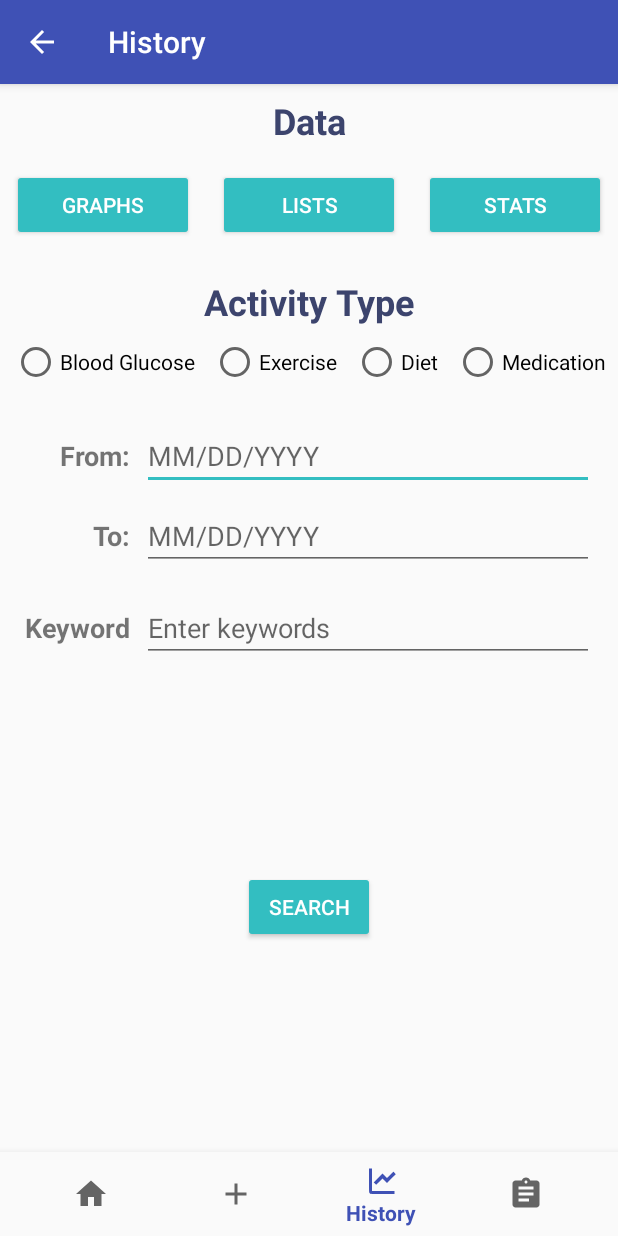
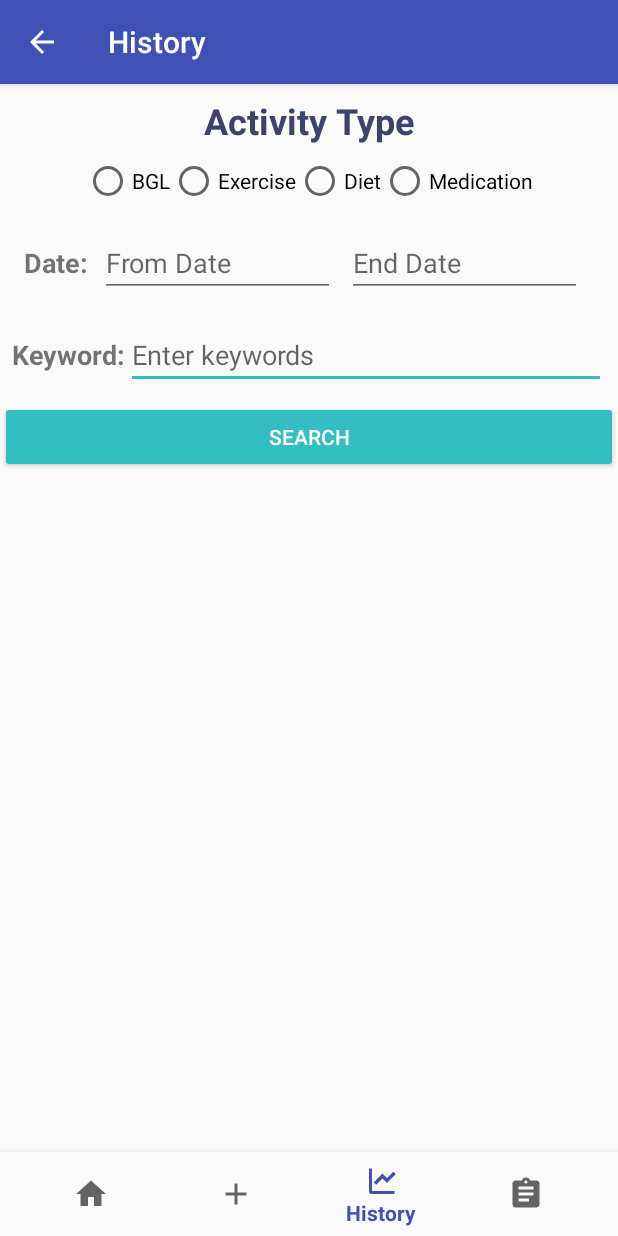
Before and after one commit to NJJeske/CS668AndroidDiabetesApp, an Android app: the History screen opened directly, with no data from a screen before it, on a phone screen of 412 x 824 dp. Run offline under Robolectric (Android 15) with nearby library versions, the phone set to English and light mode, and no system bars.

Commit message:
Updated History activity with Date picker & started results

```diff
--- a/app/src/main/java/com/example/njjeske/cs668androiddiabetesapp/History.java
+++ b/app/src/main/java/com/example/njjeske/cs668androiddiabetesapp/History.java
@@ -1,5 +1,7 @@
 package com.example.njjeske.cs668androiddiabetesapp;
 
+import android.app.AlertDialog;
+import android.app.DatePickerDialog;
 import android.content.Intent;
 import android.os.Bundle;
 import android.support.annotation.NonNull;
@@ -10,31 +12,31 @@ import android.view.Menu;
 import android.view.MenuItem;
 import android.view.View;
 import android.widget.Button;
+import android.widget.DatePicker;
 import android.widget.EditText;
 import android.widget.RadioButton;
 import android.widget.Toast;
+
+import java.util.Calendar;
 
 public class History extends AppCompatActivity {
     private Button searchButton, graphs, lists, stats;
     private EditText fromDate, toDate, keywords;
     private RadioButton radio_bgl, radio_exercise, radio_diet, radio_medication;
-    private int[] buttonSelected, radioSelected;
+    DatabaseHelper db;
+    private int mYear, mMonth, mDay, mHour, mMinute;
+    Calendar c;
 
     @Override
     protected void onCreate(Bundle savedInstanceState) {
         super.onCreate(savedInstanceState);
         setContentView(R.layout.activity_history);
 
+        db = new DatabaseHelper(this);
+
         // connect buttons to XML & onClick listeners
         searchButton = (Button) findViewById(R.id.Data_search);
         searchButton.setOnClickListener(dataOnClickListener);
-
-        graphs = (Button) findViewById(R.id.Data_btn_graphs);
-        lists = (Button) findViewById(R.id.Data_btn_lists);
-        stats = (Button) findViewById(R.id.Data_btn_stats);
-        graphs.setOnClickListener(dataOnClickListener);
-        lists.setOnClickListener(dataOnClickListener);
-        stats.setOnClickListener(dataOnClickListener);
 
         // connect editText to XML
         fromDate = (EditText) findViewById(R.id.Data_editText_fromDate);
@@ -47,10 +49,6 @@ public class History extends AppCompatActivity {
         radio_diet = (RadioButton) findViewById(R.id.Data_Radio_diet);
         radio_medication = (RadioButton) findViewById(R.id.Data_Radio_medication);
 
-        // simple selected array
-        buttonSelected = new int[3];
-        radioSelected = new int[4];
-
         BottomNavigationView navigation = (BottomNavigationView) findViewById(R.id.navigation);
         navigation.setOnNavigationItemSelectedListener(mOnNavigationItemSelectedListener);
 
@@ -58,6 +56,47 @@ public class History extends AppCompatActivity {
         Menu menu = navigation.getMenu();
         MenuItem menuItem = menu.getItem(2); //index of history
         menuItem.setChecked(true);
+
+        c = Calendar.getInstance();
+        mYear = c.get(Calendar.YEAR);
+        mMonth = c.get(Calendar.MONTH);
+        mDay = c.get(Calendar.DAY_OF_MONTH);
+        mHour = c.get(Calendar.HOUR_OF_DAY);
+        mMinute = c.get(Calendar.MINUTE);
+
+        fromDate.setOnClickListener(new View.OnClickListener() {
+            @Override
+            public void onClick(View v) {
+                DatePickerDialog.OnDateSetListener listener = new DatePickerDialog.OnDateSetListener() {
+
+                    @Override
+                    public void onDateSet(DatePicker view, int year, int monthOfYear, int dayOfMonth) {
+                        fromDate.setText(monthOfYear + 1 + "/" + dayOfMonth + "/" + year);
+
+                    }
+                };
+
+                DatePickerDialog dpDialog = new DatePickerDialog(History.this, AlertDialog.THEME_DEVICE_DEFAULT_LIGHT, listener, mYear, mMonth, mDay);
+                dpDialog.show();
+            }
+        });
+
+        toDate.setOnClickListener(new View.OnClickListener() {
+            @Override
+            public void onClick(View v) {
+                DatePickerDialog.OnDateSetListener listener = new DatePickerDialog.OnDateSetListener() {
+
+                    @Override
+                    public void onDateSet(DatePicker view, int year, int monthOfYear, int dayOfMonth) {
+                        toDate.setText(monthOfYear + 1 + "/" + dayOfMonth + "/" + year);
+
+                    }
+                };
+
+                DatePickerDialog dpDialog = new DatePickerDialog(History.this, AlertDialog.THEME_DEVICE_DEFAULT_LIGHT, listener, mYear, mMonth, mDay);
+                dpDialog.show();
+            }
+        });
     }
 
     private View.OnClickListener dataOnClickListener = new View.OnClickListener() {
@@ -65,8 +104,6 @@ public class History extends AppCompatActivity {
         public void onClick(View v) {
             if (v.getId() == R.id.Data_search) {
                 search(v);
-            } else if (v.getId() == R.id.Data_btn_graphs || v.getId() == R.id.Data_btn_lists || v.getId() == R.id.Data_btn_stats) {
-                buttonSelect(v);
             } else {
                 radioSelect(v);
             }
@@ -79,40 +116,19 @@ public class History extends AppCompatActivity {
         // TODO unselect other radio buttons
     }
 
-    private void buttonSelect(View v) {
-        Log.d("Button", "Button clicked!");
-        // TODO change in private selection array
-        // TODO change color of button & return rest to normal
-    }
-
     // submit into database
     private void search(View v) {
-        Log.d("Button", "History clicked");
-        // checkData to make sure valid info passed
-        if (checkData()) {
-            String submitString;
-            submitString = String.format("%s, %s, %s", fromDate.getText().toString(), toDate.getText().toString(), keywords.getText().toString());
+        Log.d("HISTORY", "History clicked");
+        String submitString;
+        submitString = String.format("%s, %s, %s", fromDate.getText().toString(), toDate.getText().toString(), keywords.getText().toString());
+        Log.d("HISTORY", "Submit string: " + submitString);
 
-            // TODO add search in database in DatabaseHelper
+        // TODO add search in database in DatabaseHelper
 //        DatabaseHelper.search(submitString);
 
-            // start new Results activity from query
-            Intent i;
-            i = new Intent(this, Results.class);
-            startActivity(i);
-        }
-    }
+        // start new Results activity from query
+        Toast.makeText(this, "SEARCHING...", Toast.LENGTH_SHORT).show();
 
-    // check dates in proper MM/DD/YYYY format
-    private boolean checkData() {
-        if (!fromDate.getText().toString().matches("([0-9]{2})/([0-9]{2})/([0-9]{4})")) {
-            Toast.makeText(getApplicationContext(), "Incorrect date format for FROM DATE", Toast.LENGTH_SHORT).show();
-            return false;
-        } else if (!toDate.getText().toString().matches("([0-9]{2})/([0-9]{2})/([0-9]{4})")) {
-            Toast.makeText(getApplicationContext(), "Incorrect date format for TO DATE", Toast.LENGTH_SHORT).show();
-            return false;
-        }
-        return true;
     }
 
     // Bottom Navigation actions
--- a/app/src/main/res/layout/activity_history.xml
+++ b/app/src/main/res/layout/activity_history.xml
@@ -5,214 +5,158 @@
     android:layout_width="match_parent"
     android:layout_height="match_parent">
 
-    <Button
-        android:id="@+id/Data.btn.graphs"
-        style="@style/Widget.AppCompat.Button.Colored"
-        android:layout_width="0dp"
+    <LinearLayout
+        android:id="@+id/linearLayoutWrapper"
+        android:layout_width="match_parent"
         android:layout_height="wrap_content"
-        android:layout_marginEnd="8dp"
-        android:layout_marginStart="8dp"
-        android:text="@string/btn_graph"
-        app:layout_constraintBaseline_toBaselineOf="@+id/Data.btn.lists"
-        app:layout_constraintEnd_toStartOf="@+id/Data.btn.lists"
-        app:layout_constraintHorizontal_bias="0.181"
-        app:layout_constraintStart_toStartOf="parent" />
-
-    <Button
-        android:id="@+id/Data.btn.lists"
-        style="@style/Widget.AppCompat.Button.Colored"
-        android:layout_width="0dp"
-        android:layout_height="wrap_content"
-        android:layout_marginEnd="8dp"
-        android:layout_marginStart="8dp"
-        android:layout_marginTop="16dp"
-        android:text="@string/btn_lists"
-        app:layout_constraintEnd_toStartOf="@+id/Data.btn.stats"
-        app:layout_constraintStart_toEndOf="@+id/Data.btn.graphs"
-        app:layout_constraintTop_toBottomOf="@+id/txtView_dataTitle" />
-
-    <Button
-        android:id="@+id/Data.btn.stats"
-        style="@style/Widget.AppCompat.Button.Colored"
-        android:layout_width="0dp"
-        android:layout_height="wrap_content"
-        android:layout_marginEnd="8dp"
-        android:layout_marginStart="8dp"
-        android:text="@string/btn_stats"
-        app:layout_constraintBaseline_toBaselineOf="@+id/Data.btn.lists"
+        android:gravity="center"
+        android:orientation="vertical"
         app:layout_constraintEnd_toEndOf="parent"
-        app:layout_constraintHorizontal_bias="0.818"
-        app:layout_constraintStart_toEndOf="@+id/Data.btn.lists" />
+        app:layout_constraintStart_toStartOf="parent"
+        app:layout_constraintTop_toTopOf="parent">
 
         <TextView
-        android:id="@+id/txtView_dataTitle"
+            android:id="@+id/txtView_dataActivity"
             style="@style/textView_Heading"
             android:layout_width="wrap_content"
             android:layout_height="wrap_content"
             android:layout_marginEnd="8dp"
             android:layout_marginStart="8dp"
             android:layout_marginTop="8dp"
-        android:text="@string/txtView_data"
-        android:textSize="@dimen/textView_titleSize"
-        android:textStyle="bold"
-        app:layout_constraintEnd_toEndOf="parent"
-        app:layout_constraintHorizontal_bias="0.501"
-        app:layout_constraintStart_toStartOf="parent"
-        app:layout_constraintTop_toTopOf="parent" />
-
-    <TextView
-        android:id="@+id/txtView_dataActivity"
-        android:layout_width="wrap_content"
-        android:layout_height="0dp"
-        android:layout_marginEnd="8dp"
-        android:layout_marginStart="8dp"
-        android:layout_marginTop="24dp"
             android:text="@string/txtView_activity"
             android:textSize="@dimen/textView_titleSize"
-        android:textStyle="bold"
-        app:layout_constraintEnd_toEndOf="parent"
-        app:layout_constraintStart_toStartOf="parent"
-        app:layout_constraintTop_toBottomOf="@+id/Data.btn.lists"
-        style="@style/textView_Heading" />
+            android:textStyle="bold" />
+
+        <LinearLayout
+            android:id="@+id/linearLayoutRadio"
+            android:layout_width="match_parent"
+            android:layout_height="wrap_content"
+            android:layout_margin="8dp"
+            android:gravity="center"
+            android:orientation="horizontal">
 
             <RadioButton
                 android:id="@+id/Data.Radio.bloodGlucose"
                 android:layout_width="wrap_content"
                 android:layout_height="wrap_content"
-        android:layout_marginStart="8dp"
-        android:layout_marginTop="8dp"
-        android:text="@string/blood_glucose"
-        app:layout_constraintStart_toStartOf="parent"
-        app:layout_constraintTop_toBottomOf="@+id/txtView_dataActivity" />
+                android:maxLines="1"
+                android:text="@string/bgl" />
 
             <RadioButton
                 android:id="@+id/Data.Radio.exercise"
                 android:layout_width="wrap_content"
                 android:layout_height="wrap_content"
-        android:layout_marginEnd="8dp"
-        android:layout_marginStart="8dp"
-        android:layout_marginTop="8dp"
-        android:text="@string/exercise"
-        app:layout_constraintBottom_toBottomOf="@+id/Data.Radio.bloodGlucose"
-        app:layout_constraintEnd_toStartOf="@+id/Data.Radio.diet"
-        app:layout_constraintStart_toEndOf="@+id/Data.Radio.bloodGlucose"
-        app:layout_constraintTop_toBottomOf="@+id/txtView_dataActivity" />
+                android:maxLines="1"
+                android:text="@string/exercise" />
 
             <RadioButton
                 android:id="@+id/Data.Radio.diet"
                 android:layout_width="wrap_content"
                 android:layout_height="wrap_content"
-        android:layout_marginEnd="8dp"
-        android:layout_marginTop="8dp"
-        android:text="@string/diet"
-        app:layout_constraintBottom_toBottomOf="@+id/Data.Radio.exercise"
-        app:layout_constraintEnd_toStartOf="@+id/Data.Radio.medication"
-        app:layout_constraintStart_toEndOf="@+id/Data.Radio.exercise"
-        app:layout_constraintTop_toBottomOf="@+id/txtView_dataActivity"
-        app:layout_constraintVertical_bias="1.0" />
+                android:maxLines="1"
+                android:text="@string/diet" />
 
             <RadioButton
                 android:id="@+id/Data.Radio.medication"
                 android:layout_width="wrap_content"
                 android:layout_height="wrap_content"
-        android:layout_marginEnd="8dp"
-        android:layout_marginTop="8dp"
-        android:text="@string/medication"
-        app:layout_constraintBottom_toBottomOf="@+id/Data.Radio.diet"
-        app:layout_constraintEnd_toEndOf="parent"
-        app:layout_constraintTop_toBottomOf="@+id/txtView_dataActivity" />
+                android:maxLines="1"
+                android:text="@string/medication" />
+        </LinearLayout>
+
+        <LinearLayout
+            android:id="@+id/llrow2"
+            android:layout_width="match_parent"
+            android:layout_height="wrap_content"
+            android:layout_margin="8dp"
+            android:gravity="center"
+            android:orientation="horizontal">
 
             <TextView
-        android:id="@+id/txtView_data_searchFrom"
+                android:id="@+id/txtView_date"
                 android:layout_width="wrap_content"
                 android:layout_height="wrap_content"
-        android:text="@string/txtView_search_from"
+                android:layout_marginStart="8dp"
+                android:text="Date:"
                 android:textAlignment="textEnd"
                 android:textSize="18sp"
-        android:textStyle="bold"
-        app:layout_constraintBaseline_toBaselineOf="@+id/Data.editText.fromDate"
-        app:layout_constraintEnd_toEndOf="@+id/txtView_data_searchTo" />
-
-    <TextView
-        android:id="@+id/txtView_data_searchTo"
-        android:layout_width="wrap_content"
-        android:layout_height="wrap_content"
-        android:text="@string/txtView_search_to"
-        android:textAlignment="textEnd"
-        android:textSize="18sp"
-        android:textStyle="bold"
-        app:layout_constraintBaseline_toBaselineOf="@+id/Data.editText.toDate"
-        app:layout_constraintEnd_toEndOf="@+id/txtView_data_searchKeyword" />
+                android:textStyle="bold" />
 
             <EditText
                 android:id="@+id/Data.editText.fromDate"
                 android:layout_width="0dp"
                 android:layout_height="wrap_content"
-        android:layout_marginEnd="16dp"
+                android:layout_marginEnd="8dp"
                 android:layout_marginStart="8dp"
-        android:layout_marginTop="24dp"
+                android:layout_weight="1"
+                android:focusable="false"
                 android:ems="10"
-        android:hint="@string/hint_date"
+                android:hint="@string/hint_from_date"
                 android:inputType="date"
-        app:layout_constraintEnd_toEndOf="parent"
-        app:layout_constraintHorizontal_bias="1.0"
-        app:layout_constraintStart_toEndOf="@+id/txtView_data_searchFrom"
-        app:layout_constraintTop_toBottomOf="@+id/Data.Radio.exercise" />
+                tools:layout_editor_absoluteY="104dp" />
 
             <EditText
                 android:id="@+id/Data.editText.toDate"
                 android:layout_width="0dp"
                 android:layout_height="wrap_content"
                 android:layout_marginEnd="16dp"
-        android:layout_marginStart="8dp"
-        android:layout_marginTop="8dp"
+                android:layout_weight="1"
+                android:focusable="false"
                 android:ems="10"
-        android:hint="@string/hint_date"
-        android:inputType="date"
-        app:layout_constraintEnd_toEndOf="parent"
-        app:layout_constraintStart_toEndOf="@+id/txtView_data_searchTo"
-        app:layout_constraintTop_toBottomOf="@+id/Data.editText.fromDate" />
+                android:hint="@string/hint_end_date"
+                android:inputType="date" />
+        </LinearLayout>
+
+        <LinearLayout
+            android:id="@+id/llrow3"
+            android:layout_width="match_parent"
+            android:layout_height="wrap_content"
+            android:layout_margin="8dp"
+            android:gravity="center"
+            android:orientation="horizontal">
+
+            <TextView
+                android:id="@+id/txtView_data_searchKeyword"
+                android:layout_width="wrap_content"
+                android:layout_height="wrap_content"
+                android:text="@string/txtView_search_keyword"
+                android:textAlignment="viewStart"
+                android:textSize="18sp"
+                android:textStyle="bold"
+                app:layout_constraintBaseline_toBaselineOf="@+id/Data.editText.keywords"
+                app:layout_constraintStart_toStartOf="parent" />
 
             <EditText
                 android:id="@+id/Data.editText.keywords"
                 android:layout_width="0dp"
                 android:layout_height="wrap_content"
-        android:layout_marginEnd="16dp"
-        android:layout_marginStart="8dp"
-        android:layout_marginTop="16dp"
+                android:layout_weight="1"
                 android:ems="10"
                 android:hint="@string/hint_keyword"
-        android:inputType="textPersonName"
-        app:layout_constraintEnd_toEndOf="parent"
-        app:layout_constraintStart_toEndOf="@+id/txtView_data_searchKeyword"
-        app:layout_constraintTop_toBottomOf="@+id/Data.editText.toDate" />
-
-    <TextView
-        android:id="@+id/txtView_data_searchKeyword"
-        android:layout_width="wrap_content"
-        android:layout_height="wrap_content"
-        android:layout_marginStart="16dp"
-        android:text="@string/txtView_search_keyword"
-        android:textAlignment="textEnd"
-        android:textSize="18sp"
-        android:textStyle="bold"
-        app:layout_constraintBaseline_toBaselineOf="@+id/Data.editText.keywords"
-        app:layout_constraintStart_toStartOf="parent" />
+                android:inputType="textPersonName" />
+        </LinearLayout>
 
         <Button
             android:id="@+id/Data.search"
             style="@style/Widget.AppCompat.Button.Colored"
-        android:layout_width="wrap_content"
+            android:layout_width="match_parent"
             android:layout_height="wrap_content"
-        android:layout_marginBottom="8dp"
-        android:layout_marginEnd="8dp"
-        android:layout_marginStart="8dp"
-        android:layout_marginTop="8dp"
-        android:text="@string/search"
-        app:layout_constraintBottom_toTopOf="@+id/navigation"
-        app:layout_constraintEnd_toEndOf="parent"
-        app:layout_constraintStart_toStartOf="parent"
-        app:layout_constraintTop_toBottomOf="@+id/Data.editText.keywords" />
+            android:text="@string/search" />
+
+        <ListView
+            android:layout_width="match_parent"
+            android:layout_height="match_parent" />
+    </LinearLayout>
+
+    <!--<android.support.v7.widget.RecyclerView-->
+    <!--android:id="@+id/recyclerViewListData"-->
+    <!--android:layout_width="match_parent"-->
+    <!--android:layout_height="match_parent"-->
+    <!--android:background="@drawable/recycler_rounded_corner"-->
+    <!--app:layout_constraintLeft_toLeftOf="parent"-->
+    <!--app:layout_constraintRight_toRightOf="parent"-->
+    <!--app:layout_constraintTop_toBottomOf="@+id/linearLayoutWrapper"-->
+    <!--app:layout_constraintBottom_toTopOf="@id/navigation"/>-->
 
     <android.support.design.widget.BottomNavigationView
         android:id="@+id/navigation"
@@ -225,4 +169,6 @@
         app:layout_constraintLeft_toLeftOf="parent"
         app:layout_constraintRight_toRightOf="parent"
         app:menu="@menu/navigation" />
+
+
 </android.support.constraint.ConstraintLayout>
--- a/app/src/main/res/values/strings.xml
+++ b/app/src/main/res/values/strings.xml
@@ -1,5 +1,5 @@
 <resources>
-    <string name="app_name">CS 668 Android Diabetes App</string>
+    <string name="app_name">Diabetes Management</string>
     <string name="txtView_data">Data</string>
     <string name="btn_graph">GRAPHS</string>
     <string name="btn_lists">LISTS</string>
@@ -11,7 +11,7 @@
     <string name="txtView_search_from">From:</string>
     <string name="txtView_search_to">To:</string>
     <string name="search">Search</string>
-    <string name="txtView_search_keyword">Keyword</string>
+    <string name="txtView_search_keyword">Keyword:</string>
     <string name="graph_preview">Graph Preview</string>
     <string name="appbar_scrolling_view_behavior">Menu</string>
     <string name="hint_keyword">Enter keywords</string>
@@ -43,6 +43,9 @@
     <string name="description">Description:</string>
     <string name="date">Date:</string>
     <string name="welcome">Welcome</string>
+    <string name="bgl">BGL</string>
+    <string name="hint_from_date">From Date</string>
+    <string name="hint_end_date">End Date</string>
     <string-array name="activity_array">
         <item>Blood Glucose</item>
         <item>Food</item>
```
Also changed, not shown: app/src/main/AndroidManifest.xml (+3 -4 lines), app/src/main/java/com/example/njjeske/cs668androiddiabetesapp/Results.java (+33 -13 lines), app/src/main/res/layout/activity_results.xml (+48 -15 lines). Lines whose indentation alone changed are shown as unchanged.
